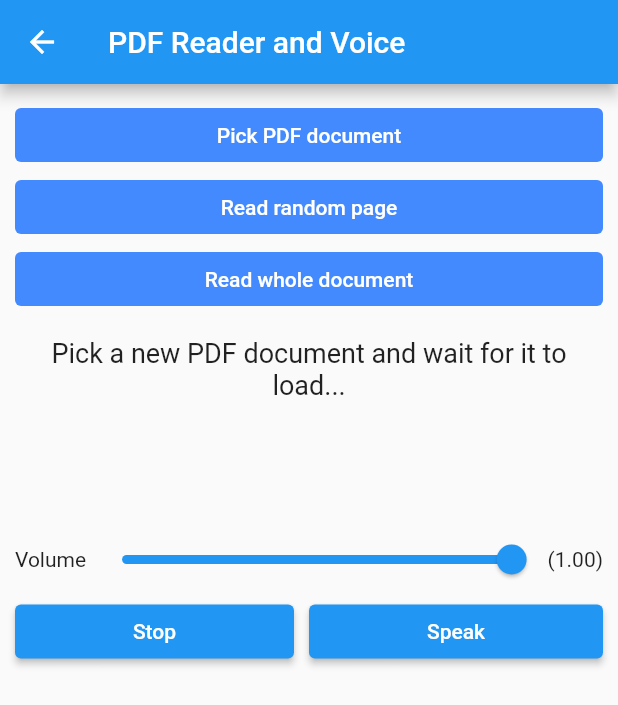
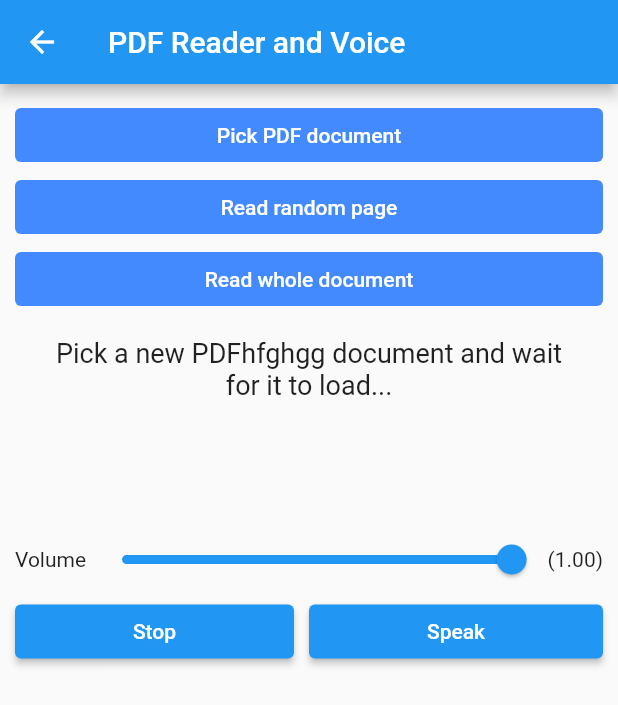
Before and after one commit to Shahid1611/pdfViewer, a Flutter app: the screen it shows after launch, on a phone screen of 412 x 824 dp. Shown: the top 705 px of the screen. Run offline on Flutter 3.47's test engine with Material 2 defaults, Android fonts, the phone set to English and light mode, and no system bars; our stand-ins replace file_picker, get; missing offline and left inert: pdf_text, text_to_speech; statements that could not run were skipped.

Commit message:
Changes implemented

```diff
--- a/lib/home/homeScreen.dart
+++ b/lib/home/homeScreen.dart
@@ -88,7 +88,7 @@ class _HomeScreenState extends State<HomeScreen> {
                  Padding(
                   child: Text(
                     pdfDoc == null
-                        ? "Pick a new PDF document and wait for it to load..."
+                        ? "Pick a new PDFhfghgg document and wait for it to load..."
                         : "PDF document loaded, ${pdfDoc!.length} pages\n",
                     style: TextStyle(fontSize: 18),
                     textAlign: TextAlign.center,
```
